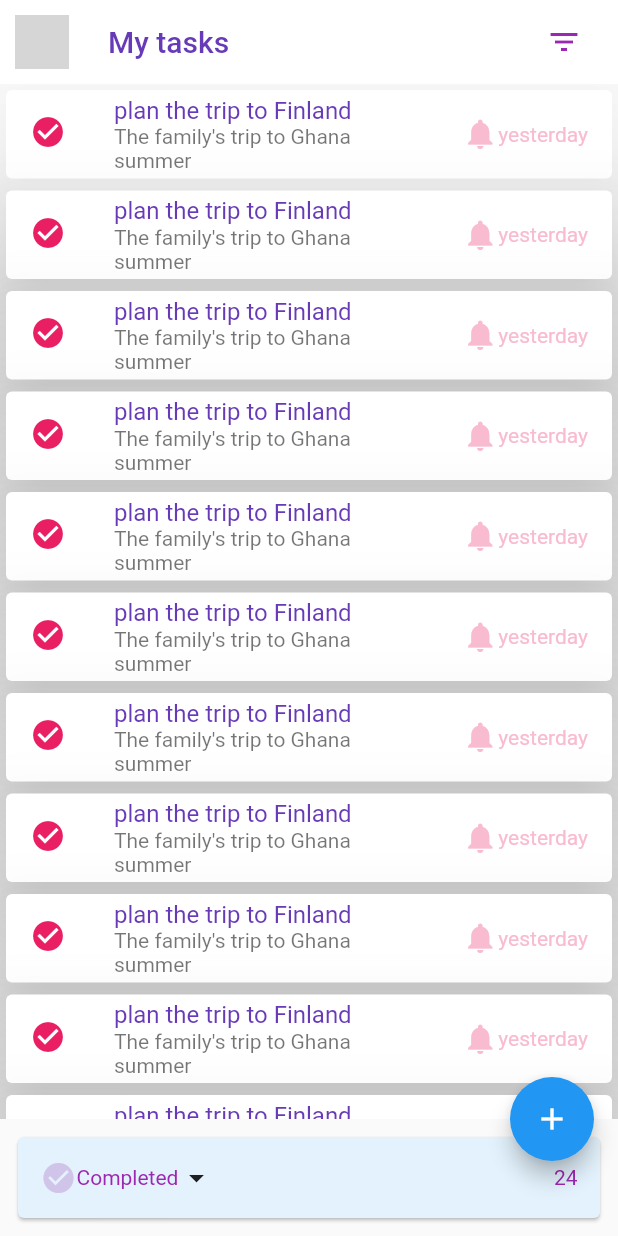
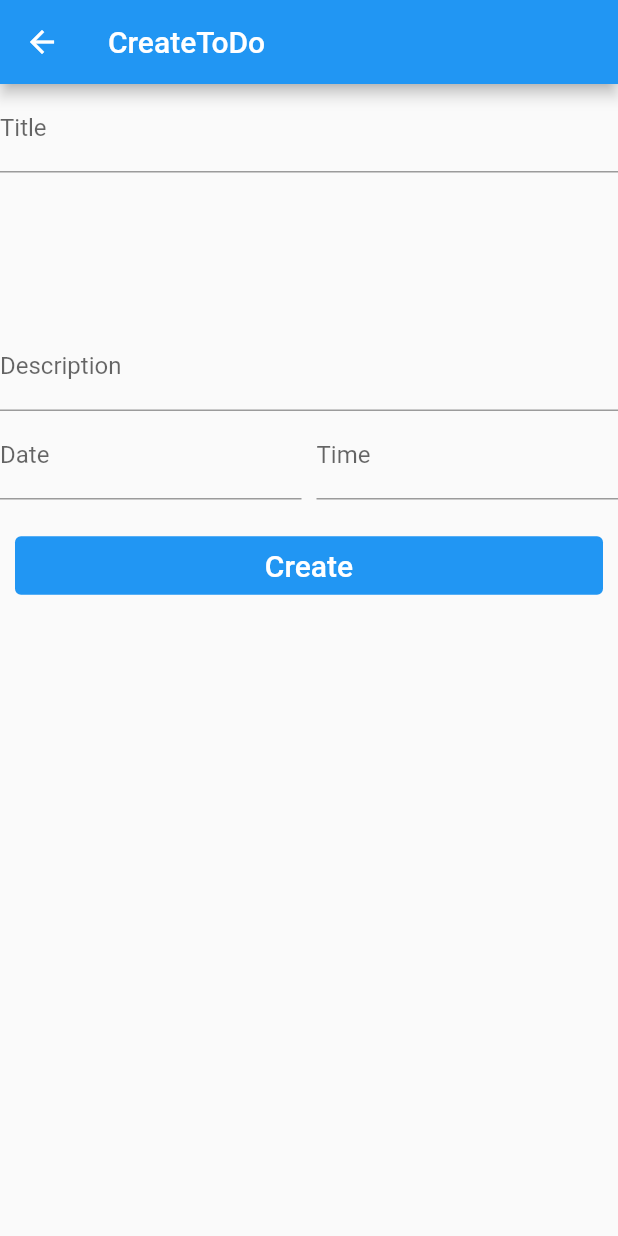
Before and after one commit to 02074/trail_repo, a Flutter app: the screen it shows after launch, after a tap on the "add" icon, on a phone screen of 412 x 824 dp. Run offline on Flutter 3.47's test engine with Material 2 defaults, Android fonts, the phone set to English and light mode, and no system bars; our stand-ins replace modal_bottom_sheet; network calls fail; grey boxes are pictures that could not be loaded.

Commit message:
added bottomNavigationBar: Padding

```diff
--- /dev/null
+++ b/lib/create_todo_view.dart
@@ -0,0 +1,79 @@
+import 'package:flutter/material.dart';
+
+class CreateToDo extends StatelessWidget {
+  const CreateToDo({ Key? key }) : super(key: key);
+
+  get onPressed => null;
+
+  @override
+  Widget build(BuildContext context) {
+    return  Scaffold(
+      appBar:AppBar(
+        title: const Text("CreateToDo"),
+        backgroundColor: Colors.blue,
+        centerTitle: false,
+
+      ),
+
+      body: ListView(
+        children: [
+          TextFormField(
+            decoration: const InputDecoration(
+              label: Text("Title"),
+
+            ),
+
+          ),
+          const SizedBox(
+            height: 100,
+          ),
+
+          TextFormField(
+            decoration: const InputDecoration(
+              label: Text("Description"),
+
+
+            ),
+          ),
+          //enable you to introduce or alighn a widget horizontally
+          Row(
+            children:
+        [
+          // it expands the widget to fit in its state when wrapped with widget
+           Expanded(
+             //TextFormField introduce a thin line for a text to be typed
+             child: TextFormField(
+              decoration: const InputDecoration(
+                label: Text("Date")
+              ) ),
+           ),
+           //sizebox allows spacing
+           const SizedBox(width: 10,),
+              Expanded(
+                child: TextFormField(
+                          decoration: const InputDecoration(
+                label: Text("Time"))
+                ),
+              ),
+            ]),
+            const SizedBox(height: 10,),
+            Padding(
+              padding: const EdgeInsets.all(10.0),
+              child: TextButton(
+                onPressed: onPressed, child:  const Text ("Create",
+              style: TextStyle(color:Colors.white, fontSize: 20),),
+              style: TextButton.styleFrom(backgroundColor:Colors.blue ),
+
+
+              ),
+            )],
+
+          )
+
+
+
+
+
+    );
+  }
+}
--- a/lib/home_view.dart
+++ b/lib/home_view.dart
@@ -1,5 +1,7 @@
 //this will allow you to use widget in your app
 import 'package:flutter/material.dart';
+import 'package:modal_bottom_sheet/modal_bottom_sheet.dart';
+import 'package:todolist/create_todo_view.dart';
 
 // this is the class for our homepage
 class TodoList extends StatelessWidget {
@@ -15,12 +17,15 @@ class TodoList extends StatelessWidget {
         title: const Text("My tasks", style: TextStyle(color: Colors.deepPurple),),
         actions: const [Icon(Icons.filter_list, color: Colors.purple,), Icon(Icons.search)
         ],
+        // the leading is a widget, typically an icon that you see on the left of an AppBar
           leading: const Padding(
+            // padding allows you to adjust the icon in a middle of a widget
             padding: EdgeInsets.all(10.0),
+            //circleavatar is a round widget that allows you to insert an image
             child: CircleAvatar(backgroundImage: NetworkImage("https://images.unsplash.com/photo-1592388607848-4b1f15d93ff8?ixlib=rb-1.2.1&ixid=MnwxMjA3fDB8MHxwaG90by1wYWdlfHx8fGVufDB8fHx8&auto=format&fit=crop&w=326&q=80")),
         )
       ),
-
+          //listview project a scrollable view of an app
       body: ListView(
         children: const [
           TodoWidget(),
@@ -37,13 +42,24 @@ class TodoList extends StatelessWidget {
           TodoWidget(),
         ],
       ),
-
+         //floatingactionbutton allow an icons on a widget
       floatingActionButton: FloatingActionButton (
-        onPressed: (){},
+        onPressed: (){
+          Navigator.push(context, MaterialPageRoute(builder: (context){
+            return  const CreateToDo();
+          }));
+        },
         child: const Icon(Icons.add),
         ),
-        bottomSheet: Padding(
+        bottomNavigationBar: Padding(
           padding: const EdgeInsets.all(8.0),
+          //the card at the bootom of homepage showing completed now wrapped with widget with a class inkwell
+          child: InkWell(
+            onTap: (){
+              showBarModalBottomSheet(context: context, builder: (context){
+                return const TodoWidget();
+              });
+            },
             child: Card(
               color: Colors.blue[50],
               child: Padding(
@@ -52,14 +68,15 @@ class TodoList extends StatelessWidget {
                   Icon(Icons.check_circle, color: Colors.deepPurple.shade100,),
                   // ignore: prefer_const_constructors
                   Text("Completed",
-                style:  TextStyle(color: Colors.purple),
+                  style:  const TextStyle(color: Colors.purple),
 
                   ),
-                  Icon(Icons.arrow_drop_down),
+                    const Icon(Icons.arrow_drop_down),
                    const Spacer(),
                   const Text("24",
                   style: TextStyle(color: Colors.purple ),),
                 ],),
+              ),
             ),
           ),
         ),
--- a/pubspec.yaml
+++ b/pubspec.yaml
@@ -34,6 +34,7 @@ dependencies:
   # The following adds the Cupertino Icons font to your application.
   # Use with the CupertinoIcons class for iOS style icons.
   cupertino_icons: ^1.0.2
+  modal_bottom_sheet: ^2.0.0
 
 dev_dependencies:
   flutter_test:
```
Also changed, not shown: pubspec.lock. Lines whose indentation alone changed are shown as unchanged.
